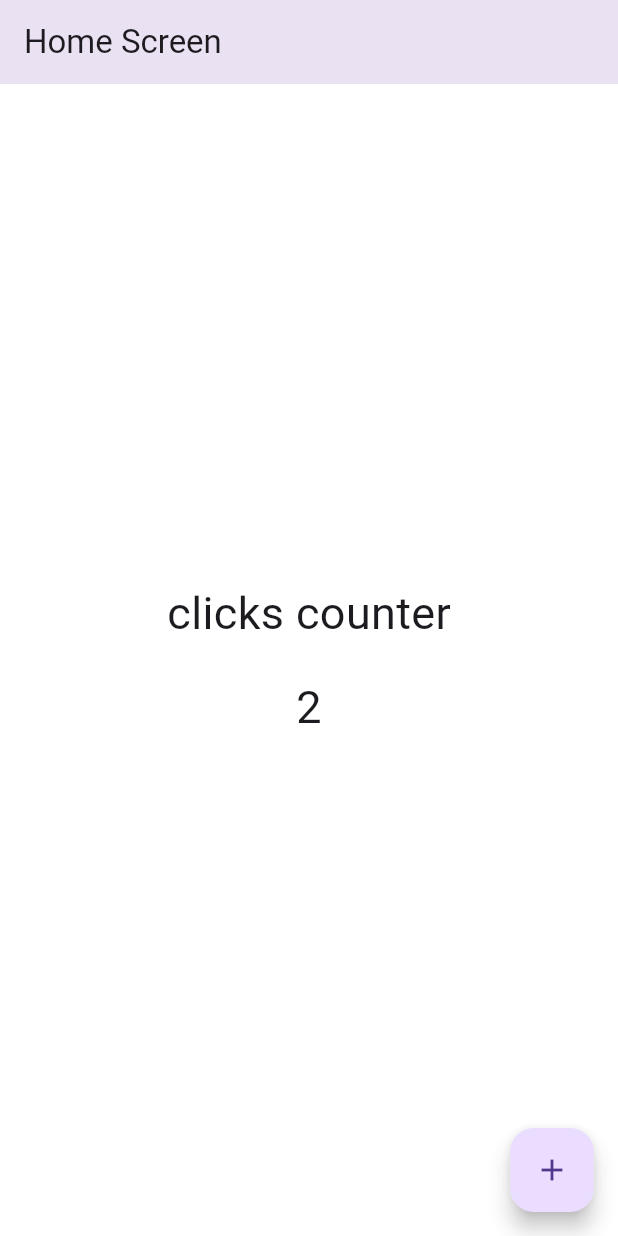
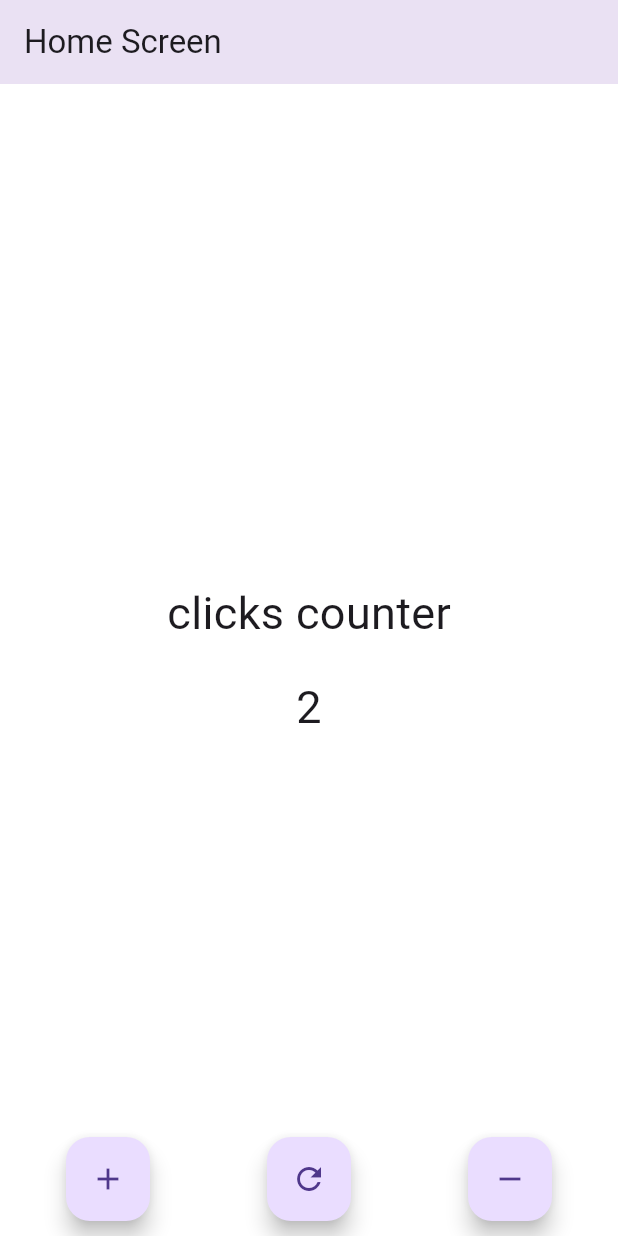
Before and after one commit to diagomezpa/Flutter-Seccion5-Contador, a Flutter app: the screen it shows after launch, after a tap on the "add" icon, on a phone screen of 412 x 824 dp. Run offline on Flutter 3.47's test engine with Material 3 defaults, Android fonts, the phone set to English and light mode, and no system bars.

Commit message:
seccion 5 video Reproducir 57. Creando acciones adicionales

```diff
--- a/lib/screens/home_screen.dart
+++ b/lib/screens/home_screen.dart
@@ -41,8 +41,14 @@ class _HomeScreenState extends State<HomeScreen> {
         ],
       ),
       ),
-     // floatingActionButtonLocation: FloatingActionButtonLocation.centerFloat,
-      floatingActionButton: FloatingActionButton(
+      floatingActionButtonLocation: FloatingActionButtonLocation.centerDocked,
+      floatingActionButton: Padding(
+        padding: const EdgeInsets.all(10.0),
+        child: Row(
+
+          mainAxisAlignment: MainAxisAlignment.spaceEvenly, // centra los botones en el eje horizontal
+          children: [
+            FloatingActionButton(
               onPressed: () {
                 // Aquí puedes agregar la lógica para incrementar el contador
               counter = counter + 1; // incrementamos el contador
@@ -51,9 +57,40 @@ class _HomeScreenState extends State<HomeScreen> {
                   // y que debe reconstruir el widget con el nuevo estado.
 
                 });
-           print(counter);
+
               },
               child: const Icon(Icons.add),
+            ),
+
+             const SizedBox(width: 10),
+
+            // espacio entre los botones
+            FloatingActionButton(
+              onPressed: () {
+                // Aquí puedes agregar la lógica para reiniciar el contador
+                counter = 0; // reiniciamos el contador
+                setState(() { // funcion anonima que se llama cuando se presiona el botón
+                  // setState se usa para notificar al framework que el estado del widget ha cambiado
+                  // y que debe reconstruir el widget con el nuevo estado.
+                });
+              },
+              child: const Icon(Icons.refresh),
+            ),
+
+            const SizedBox(width: 10), // espacio entre los botones
+            FloatingActionButton(
+              onPressed: () {
+                // Aquí puedes agregar la lógica para decrementar el contador
+                counter = counter - 1; // decrementamos el contador
+                setState(() { // funcion anonima que se llama cuando se presiona el botón
+                  // setState se usa para notificar al framework que el estado del widget ha cambiado
+                  // y que debe reconstruir el widget con el nuevo estado.
+                });
+              },
+              child: const Icon(Icons.remove),
+            ),
+          ],
+        ),
       ),
     );
   }
```
Lines whose indentation alone changed are shown as unchanged.
